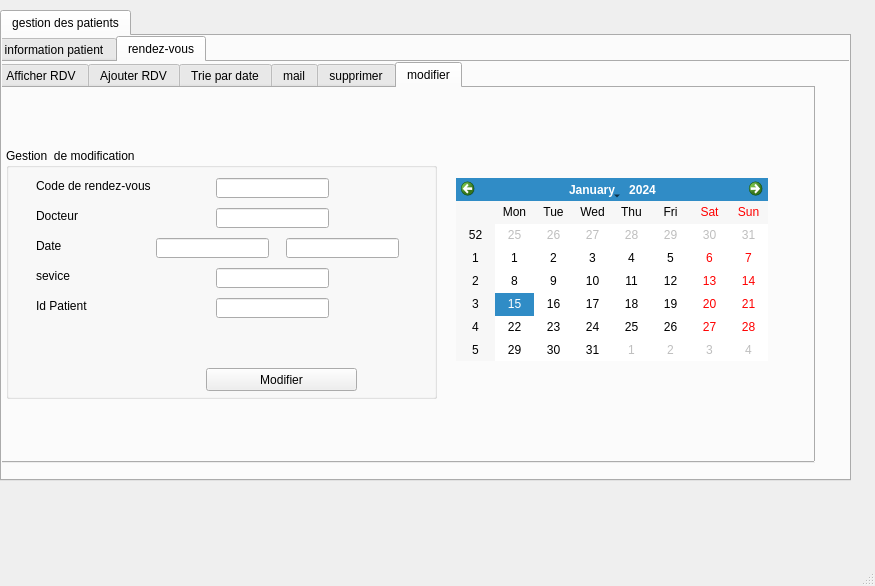
First picture: the form in Desktop/2A12/project c++/qt/E-Clinic/mainwindow.ui, repository zeineb-eya/E-Health_care_2A12, before the edit.
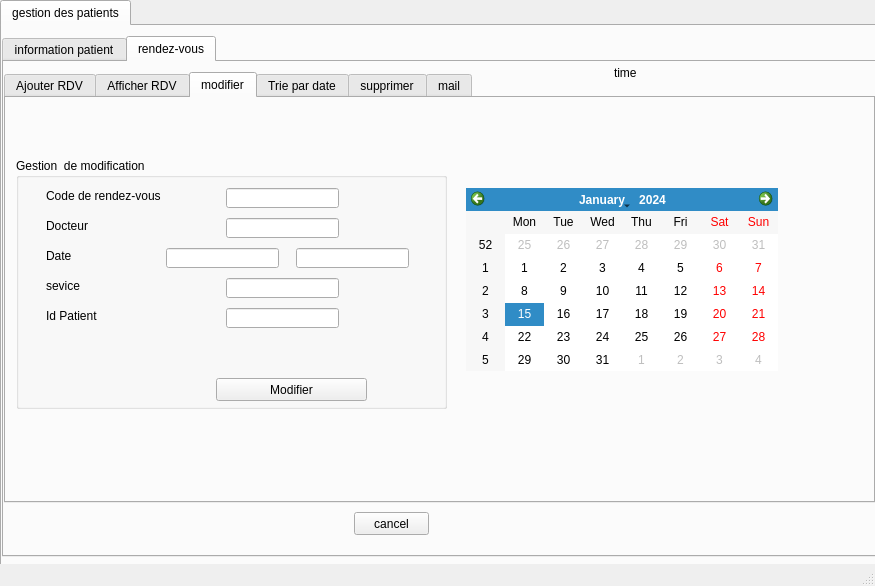
Second picture: the form after the edit. The open tabs and pages were chosen to show the change. Icons and pictures are not drawn.

What changed in the file:
```diff
--- a/Desktop/2A12/project c++/qt/E-Clinic/mainwindow.ui
+++ b/Desktop/2A12/project c++/qt/E-Clinic/mainwindow.ui
@@ -13,14 +13,17 @@
   <property name="windowTitle">
    <string>MainWindow</string>
   </property>
+  <property name="styleSheet">
+   <string notr="true">background-image: url(:/background.png);</string>
+  </property>
   <widget class="QWidget" name="centralwidget">
    <widget class="QTabWidget" name="tabWidget">
     <property name="geometry">
      <rect>
       <x>0</x>
-      <y>10</y>
-      <width>851</width>
-      <height>471</height>
+      <y>0</y>
+      <width>881</width>
+      <height>621</height>
      </rect>
     </property>
     <property name="currentIndex">
@@ -33,10 +36,10 @@
      <widget class="QTabWidget" name="tabWidget_2">
       <property name="geometry">
        <rect>
-        <x>-10</x>
-        <y>0</y>
-        <width>861</width>
-        <height>451</height>
+        <x>0</x>
+        <y>10</y>
+        <width>881</width>
+        <height>521</height>
        </rect>
       </property>
       <property name="currentIndex">
@@ -706,29 +709,14 @@
         <property name="geometry">
          <rect>
           <x>0</x>
-          <y>0</y>
-          <width>821</width>
-          <height>401</height>
+          <y>10</y>
+          <width>871</width>
+          <height>431</height>
          </rect>
         </property>
         <property name="currentIndex">
          <number>0</number>
         </property>
-        <widget class="QWidget" name="tab_14">
-         <attribute name="title">
-          <string>Afficher RDV</string>
-         </attribute>
-         <widget class="QTableView" name="tab_rdv">
-          <property name="geometry">
-           <rect>
-            <x>10</x>
-            <y>20</y>
-            <width>771</width>
-            <height>331</height>
-           </rect>
-          </property>
-         </widget>
-        </widget>
         <widget class="QWidget" name="tab_13">
          <attribute name="title">
           <string>Ajouter RDV</string>
@@ -895,6 +883,193 @@
           </property>
          </widget>
         </widget>
+        <widget class="QWidget" name="tab_14">
+         <attribute name="title">
+          <string>Afficher RDV</string>
+         </attribute>
+         <widget class="QTableView" name="tab_rdv">
+          <property name="geometry">
+           <rect>
+            <x>10</x>
+            <y>20</y>
+            <width>851</width>
+            <height>331</height>
+           </rect>
+          </property>
+         </widget>
+        </widget>
+        <widget class="QWidget" name="tab_11">
+         <attribute name="title">
+          <string>modifier</string>
+         </attribute>
+         <widget class="QCalendarWidget" name="calendarWidget_4">
+          <property name="geometry">
+           <rect>
+            <x>460</x>
+            <y>90</y>
+            <width>312</width>
+            <height>183</height>
+           </rect>
+          </property>
+         </widget>
+         <widget class="QGroupBox" name="groupBox_4">
+          <property name="geometry">
+           <rect>
+            <x>10</x>
+            <y>60</y>
+            <width>431</width>
+            <height>251</height>
+           </rect>
+          </property>
+          <property name="title">
+           <string>Gestion  de modification</string>
+          </property>
+          <widget class="QLabel" name="label_19">
+           <property name="geometry">
+            <rect>
+             <x>30</x>
+             <y>30</y>
+             <width>131</width>
+             <height>16</height>
+            </rect>
+           </property>
+           <property name="text">
+            <string>Code de rendez-vous</string>
+           </property>
+          </widget>
+          <widget class="QLabel" name="label_20">
+           <property name="geometry">
+            <rect>
+             <x>30</x>
+             <y>60</y>
+             <width>71</width>
+             <height>16</height>
+            </rect>
+           </property>
+           <property name="text">
+            <string>Docteur</string>
+           </property>
+          </widget>
+          <widget class="QLabel" name="label_21">
+           <property name="geometry">
+            <rect>
+             <x>30</x>
+             <y>90</y>
+             <width>81</width>
+             <height>16</height>
+            </rect>
+           </property>
+           <property name="text">
+            <string>Date</string>
+           </property>
+          </widget>
+          <widget class="QLabel" name="label_22">
+           <property name="geometry">
+            <rect>
+             <x>30</x>
+             <y>120</y>
+             <width>71</width>
+             <height>16</height>
+            </rect>
+           </property>
+           <property name="text">
+            <string>sevice</string>
+           </property>
+          </widget>
+          <widget class="QLabel" name="label_23">
+           <property name="geometry">
+            <rect>
+             <x>30</x>
+             <y>150</y>
+             <width>71</width>
+             <height>16</height>
+            </rect>
+           </property>
+           <property name="text">
+            <string>Id Patient</string>
+           </property>
+          </widget>
+          <widget class="QLineEdit" name="ID_4m">
+           <property name="geometry">
+            <rect>
+             <x>210</x>
+             <y>150</y>
+             <width>113</width>
+             <height>20</height>
+            </rect>
+           </property>
+           <property name="readOnly">
+            <bool>false</bool>
+           </property>
+          </widget>
+          <widget class="QLineEdit" name="CodeRDV_3">
+           <property name="geometry">
+            <rect>
+             <x>210</x>
+             <y>30</y>
+             <width>113</width>
+             <height>20</height>
+            </rect>
+           </property>
+           <property name="readOnly">
+            <bool>false</bool>
+           </property>
+          </widget>
+          <widget class="QLineEdit" name="Docteur_3">
+           <property name="geometry">
+            <rect>
+             <x>210</x>
+             <y>60</y>
+             <width>113</width>
+             <height>20</height>
+            </rect>
+           </property>
+          </widget>
+          <widget class="QLineEdit" name="Service_3">
+           <property name="geometry">
+            <rect>
+             <x>210</x>
+             <y>120</y>
+             <width>113</width>
+             <height>20</height>
+            </rect>
+           </property>
+          </widget>
+          <widget class="QLineEdit" name="datem">
+           <property name="geometry">
+            <rect>
+             <x>150</x>
+             <y>90</y>
+             <width>113</width>
+             <height>20</height>
+            </rect>
+           </property>
+          </widget>
+          <widget class="QLineEdit" name="timem">
+           <property name="geometry">
+            <rect>
+             <x>280</x>
+             <y>90</y>
+             <width>113</width>
+             <height>20</height>
+            </rect>
+           </property>
+          </widget>
+          <widget class="QPushButton" name="pb_modifierrdv">
+           <property name="geometry">
+            <rect>
+             <x>200</x>
+             <y>220</y>
+             <width>151</width>
+             <height>23</height>
+            </rect>
+           </property>
+           <property name="text">
+            <string>Modifier</string>
+           </property>
+          </widget>
+         </widget>
+        </widget>
         <widget class="QWidget" name="tab_19">
          <attribute name="title">
           <string>Trie par date</string>
@@ -936,6 +1111,37 @@
           </property>
          </widget>
         </widget>
+        <widget class="QWidget" name="tab_10">
+         <attribute name="title">
+          <string>supprimer</string>
+         </attribute>
+         <widget class="QPushButton" name="supprimerr">
+          <property name="geometry">
+           <rect>
+            <x>320</x>
+            <y>180</y>
+            <width>61</width>
+            <height>23</height>
+           </rect>
+          </property>
+          <property name="text">
+           <string>supprimer</string>
+          </property>
+         </widget>
+         <widget class="QLineEdit" name="CodeRDV_2">
+          <property name="geometry">
+           <rect>
+            <x>262</x>
+            <y>150</y>
+            <width>201</width>
+            <height>20</height>
+           </rect>
+          </property>
+          <property name="placeholderText">
+           <string>CodeRDV</string>
+          </property>
+         </widget>
+        </widget>
         <widget class="QWidget" name="tab_7">
          <attribute name="title">
           <string>mail</string>
@@ -1218,222 +1424,32 @@
           </layout>
          </widget>
         </widget>
-        <widget class="QWidget" name="tab_10">
-         <attribute name="title">
-          <string>supprimer</string>
-         </attribute>
-         <widget class="QPushButton" name="supprimerr">
-          <property name="geometry">
-           <rect>
-            <x>320</x>
-            <y>180</y>
-            <width>61</width>
-            <height>23</height>
-           </rect>
-          </property>
-          <property name="text">
-           <string>supprimer</string>
-          </property>
-         </widget>
-         <widget class="QLineEdit" name="CodeRDV_2">
-          <property name="geometry">
-           <rect>
-            <x>262</x>
-            <y>150</y>
-            <width>201</width>
-            <height>20</height>
-           </rect>
-          </property>
-          <property name="placeholderText">
-           <string>CodeRDV</string>
-          </property>
-         </widget>
-         <widget class="QPushButton" name="quiter_2">
-          <property name="geometry">
-           <rect>
-            <x>310</x>
-            <y>210</y>
-            <width>75</width>
-            <height>23</height>
-           </rect>
-          </property>
-          <property name="text">
-           <string>Quiter</string>
-          </property>
-         </widget>
-        </widget>
-        <widget class="QWidget" name="tab_11">
-         <attribute name="title">
-          <string>modifier</string>
-         </attribute>
-         <widget class="QCalendarWidget" name="calendarWidget_4">
-          <property name="geometry">
-           <rect>
-            <x>460</x>
-            <y>90</y>
-            <width>312</width>
-            <height>183</height>
-           </rect>
-          </property>
-         </widget>
-         <widget class="QGroupBox" name="groupBox_4">
-          <property name="geometry">
-           <rect>
-            <x>10</x>
-            <y>60</y>
-            <width>431</width>
-            <height>251</height>
-           </rect>
-          </property>
-          <property name="title">
-           <string>Gestion  de modification</string>
-          </property>
-          <widget class="QLabel" name="label_19">
-           <property name="geometry">
-            <rect>
-             <x>30</x>
-             <y>30</y>
-             <width>131</width>
-             <height>16</height>
-            </rect>
-           </property>
-           <property name="text">
-            <string>Code de rendez-vous</string>
-           </property>
-          </widget>
-          <widget class="QLabel" name="label_20">
-           <property name="geometry">
-            <rect>
-             <x>30</x>
-             <y>60</y>
-             <width>71</width>
-             <height>16</height>
-            </rect>
-           </property>
-           <property name="text">
-            <string>Docteur</string>
-           </property>
-          </widget>
-          <widget class="QLabel" name="label_21">
-           <property name="geometry">
-            <rect>
-             <x>30</x>
-             <y>90</y>
-             <width>81</width>
-             <height>16</height>
-            </rect>
-           </property>
-           <property name="text">
-            <string>Date</string>
-           </property>
-          </widget>
-          <widget class="QLabel" name="label_22">
-           <property name="geometry">
-            <rect>
-             <x>30</x>
-             <y>120</y>
-             <width>71</width>
-             <height>16</height>
-            </rect>
-           </property>
-           <property name="text">
-            <string>sevice</string>
-           </property>
-          </widget>
-          <widget class="QLabel" name="label_23">
-           <property name="geometry">
-            <rect>
-             <x>30</x>
-             <y>150</y>
-             <width>71</width>
-             <height>16</height>
-            </rect>
-           </property>
-           <property name="text">
-            <string>Id Patient</string>
-           </property>
-          </widget>
-          <widget class="QLineEdit" name="ID_4">
-           <property name="geometry">
-            <rect>
-             <x>210</x>
-             <y>150</y>
-             <width>113</width>
-             <height>20</height>
-            </rect>
-           </property>
-           <property name="readOnly">
-            <bool>false</bool>
-           </property>
-          </widget>
-          <widget class="QLineEdit" name="CodeRDV_3">
-           <property name="geometry">
-            <rect>
-             <x>210</x>
-             <y>30</y>
-             <width>113</width>
-             <height>20</height>
-            </rect>
-           </property>
-           <property name="readOnly">
-            <bool>false</bool>
-           </property>
-          </widget>
-          <widget class="QLineEdit" name="Docteur_3">
-           <property name="geometry">
-            <rect>
-             <x>210</x>
-             <y>60</y>
-             <width>113</width>
-             <height>20</height>
-            </rect>
-           </property>
-          </widget>
-          <widget class="QLineEdit" name="Service_3">
-           <property name="geometry">
-            <rect>
-             <x>210</x>
-             <y>120</y>
-             <width>113</width>
-             <height>20</height>
-            </rect>
-           </property>
-          </widget>
-          <widget class="QLineEdit" name="dateEdit_5">
-           <property name="geometry">
-            <rect>
-             <x>150</x>
-             <y>90</y>
-             <width>113</width>
-             <height>20</height>
-            </rect>
-           </property>
-          </widget>
-          <widget class="QLineEdit" name="timeEdit_2">
-           <property name="geometry">
-            <rect>
-             <x>280</x>
-             <y>90</y>
-             <width>113</width>
-             <height>20</height>
-            </rect>
-           </property>
-          </widget>
-          <widget class="QPushButton" name="pb_modifier">
-           <property name="geometry">
-            <rect>
-             <x>200</x>
-             <y>220</y>
-             <width>151</width>
-             <height>23</height>
-            </rect>
-           </property>
-           <property name="text">
-            <string>Modifier</string>
-           </property>
-          </widget>
-         </widget>
-        </widget>
+       </widget>
+       <widget class="QLabel" name="label_2">
+        <property name="geometry">
+         <rect>
+          <x>610</x>
+          <y>0</y>
+          <width>161</width>
+          <height>21</height>
+         </rect>
+        </property>
+        <property name="text">
+         <string>time</string>
+        </property>
+       </widget>
+       <widget class="QPushButton" name="cancelButton_2">
+        <property name="geometry">
+         <rect>
+          <x>350</x>
+          <y>450</y>
+          <width>75</width>
+          <height>23</height>
+         </rect>
+        </property>
+        <property name="text">
+         <string>cancel</string>
+        </property>
        </widget>
       </widget>
      </widget>
```
Left out of the diff: 131 changed lines with no effect on the pictures.
